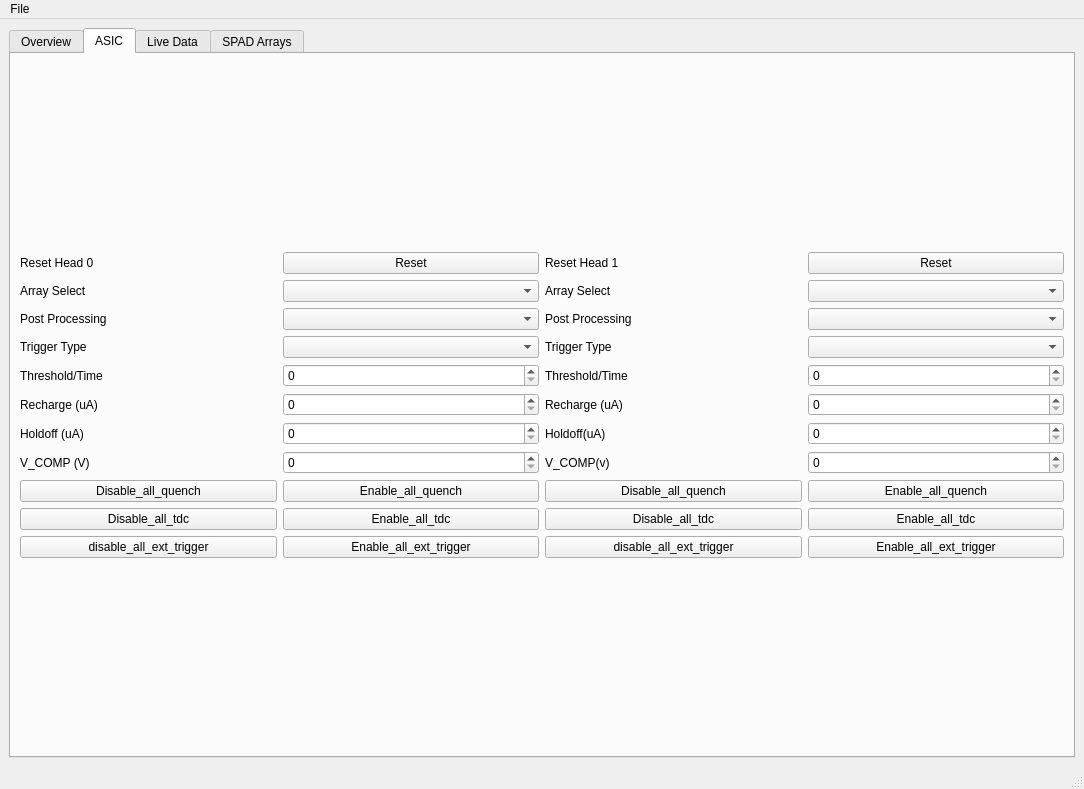
Before: the Qt Designer form GUI/MainWindow.ui in sgcarrier/cephei2, drawn with Qt 5.
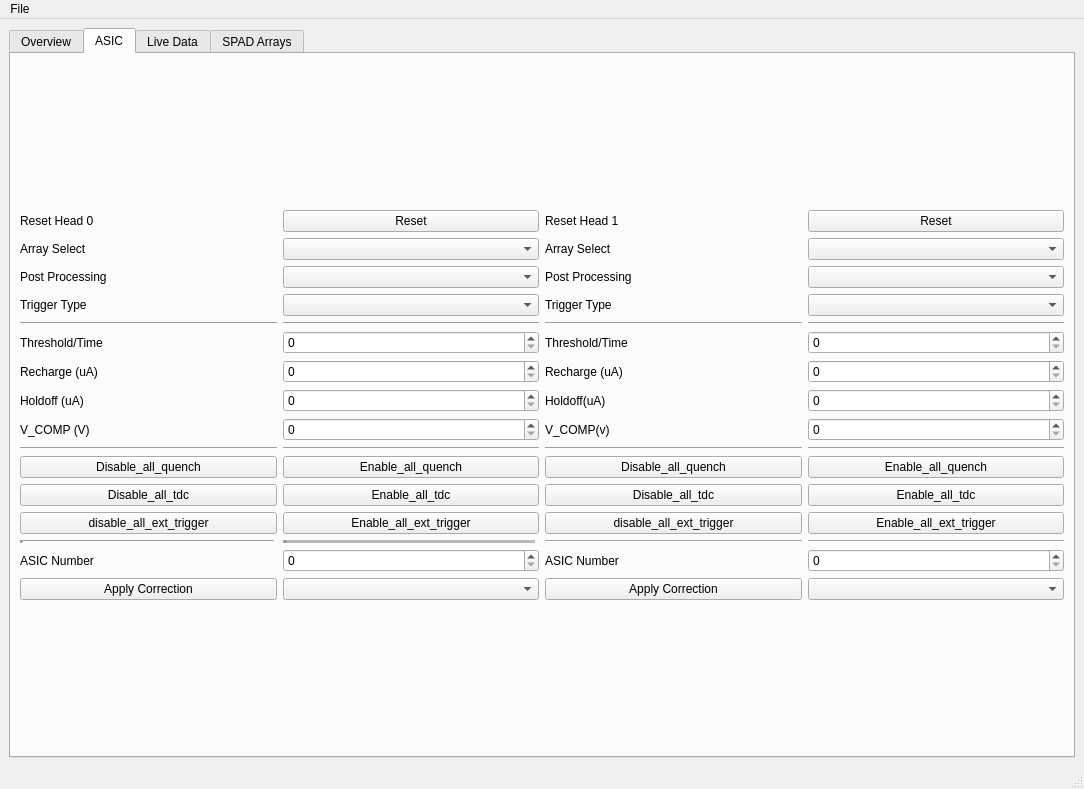
After: the same form once the commit is applied. Custom widgets are drawn as their Qt base class.

Commit message: Added Counter for global image

The edit to the form file:
```diff
--- a/GUI/MainWindow.ui
+++ b/GUI/MainWindow.ui
@@ -488,7 +488,10 @@
            <layout class="QGridLayout" name="gridLayout_13">
             <item row="0" column="0">
              <layout class="QGridLayout" name="gridLayout_11">
-              <item row="11" column="1">
+              <item row="16" column="1">
+               <widget class="QSpinBox" name="asic_number_h0_spinBox"/>
+              </item>
+              <item row="13" column="1">
                <widget class="QPushButton" name="enable_all_tdc_h0_pushButton">
                 <property name="text">
                  <string>Enable_all_tdc</string>
@@ -512,24 +515,24 @@
               <item row="2" column="1">
                <widget class="QComboBox" name="post_processing_select_h0_comboBox"/>
               </item>
-              <item row="10" column="1">
+              <item row="12" column="1">
                <widget class="QPushButton" name="enable_all_quench_h0_pushButton">
                 <property name="text">
                  <string>Enable_all_quench</string>
                 </property>
                </widget>
               </item>
-              <item row="6" column="1">
-               <widget class="QSpinBox" name="threshold_time_trigger_h0_spinBox">
-                <property name="maximum">
-                 <number>10000</number>
-                </property>
-               </widget>
-              </item>
               <item row="1" column="1">
                <widget class="QComboBox" name="array_select_h0_comboBox"/>
               </item>
-              <item row="12" column="0">
+              <item row="7" column="1">
+               <widget class="QSpinBox" name="threshold_time_trigger_h0_spinBox">
+                <property name="maximum">
+                 <number>10000</number>
+                </property>
+               </widget>
+              </item>
+              <item row="14" column="0">
                <widget class="QPushButton" name="disable_all_ext_trigger_h0_pushButton">
                 <property name="text">
                  <string>disable_all_ext_trigger</string>
@@ -539,14 +542,14 @@
               <item row="3" column="1">
                <widget class="QComboBox" name="trigger_type_h0_comboBox"/>
               </item>
-              <item row="10" column="0">
+              <item row="12" column="0">
                <widget class="QPushButton" name="disable_all_quench_h0_pushButton">
                 <property name="text">
                  <string>Disable_all_quench</string>
                 </property>
                </widget>
               </item>
-              <item row="12" column="1">
+              <item row="14" column="1">
                <widget class="QPushButton" name="enable_all_ext_trigger_h0_pushButton">
                 <property name="text">
                  <string>Enable_all_ext_trigger</string>
@@ -560,83 +563,154 @@
                 </property>
                </widget>
               </item>
-              <item row="7" column="0">
+              <item row="8" column="0">
                <widget class="QLabel" name="label_33">
                 <property name="text">
                  <string>Recharge (uA)</string>
                 </property>
                </widget>
               </item>
-              <item row="9" column="0">
+              <item row="10" column="0">
                <widget class="QLabel" name="label_35">
                 <property name="text">
                  <string>V_COMP (V)</string>
                 </property>
                </widget>
               </item>
-              <item row="11" column="0">
+              <item row="13" column="0">
                <widget class="QPushButton" name="disable_all_tdc_h0_pushButton">
                 <property name="text">
                  <string>Disable_all_tdc</string>
                 </property>
                </widget>
               </item>
-              <item row="1" column="0">
-               <widget class="QLabel" name="label_23">
-                <property name="text">
-                 <string>Array Select</string>
+              <item row="15" column="0">
+               <widget class="Line" name="line">
+                <property name="lineWidth">
+                 <number>4</number>
                 </property>
-               </widget>
-              </item>
-              <item row="2" column="0">
-               <widget class="QLabel" name="label_26">
-                <property name="text">
-                 <string>Post Processing</string>
+                <property name="orientation">
+                 <enum>Qt::Horizontal</enum>
                 </property>
                </widget>
               </item>
-              <item row="9" column="1">
+              <item row="10" column="1">
                <widget class="QSpinBox" name="v_comp_h0_spinBox"/>
               </item>
-              <item row="8" column="1">
+              <item row="1" column="0">
+               <widget class="QLabel" name="label_23">
+                <property name="text">
+                 <string>Array Select</string>
+                </property>
+               </widget>
+              </item>
+              <item row="9" column="1">
                <widget class="QSpinBox" name="holdoff_h0_spinBox"/>
               </item>
-              <item row="7" column="1">
+              <item row="2" column="0">
+               <widget class="QLabel" name="label_26">
+                <property name="text">
+                 <string>Post Processing</string>
+                </property>
+               </widget>
+              </item>
+              <item row="8" column="1">
                <widget class="QSpinBox" name="recharge_h0_spinBox"/>
               </item>
-              <item row="8" column="0">
+              <item row="9" column="0">
                <widget class="QLabel" name="label_34">
                 <property name="text">
                  <string>Holdoff (uA)</string>
                 </property>
                </widget>
               </item>
-              <item row="6" column="0">
+              <item row="7" column="0">
                <widget class="QLabel" name="label_29">
                 <property name="text">
                  <string>Threshold/Time</string>
                 </property>
                </widget>
               </item>
+              <item row="15" column="1">
+               <widget class="Line" name="line_2">
+                <property name="lineWidth">
+                 <number>4</number>
+                </property>
+                <property name="midLineWidth">
+                 <number>4</number>
+                </property>
+                <property name="orientation">
+                 <enum>Qt::Horizontal</enum>
+                </property>
+               </widget>
+              </item>
+              <item row="16" column="0">
+               <widget class="QLabel" name="label_41">
+                <property name="text">
+                 <string>ASIC Number</string>
+                </property>
+               </widget>
+              </item>
+              <item row="17" column="0">
+               <widget class="QPushButton" name="apply_correction_h0_pushButtion">
+                <property name="text">
+                 <string>Apply Correction</string>
+                </property>
+               </widget>
+              </item>
+              <item row="17" column="1">
+               <widget class="QComboBox" name="correction_type_h0_comboBox"/>
+              </item>
+              <item row="4" column="1">
+               <widget class="Line" name="line_4">
+                <property name="orientation">
+                 <enum>Qt::Horizontal</enum>
+                </property>
+               </widget>
+              </item>
+              <item row="4" column="0">
+               <widget class="Line" name="line_3">
+                <property name="orientation">
+                 <enum>Qt::Horizontal</enum>
+                </property>
+               </widget>
+              </item>
+              <item row="11" column="0">
+               <widget class="Line" name="line_5">
+                <property name="orientation">
+                 <enum>Qt::Horizontal</enum>
+                </property>
+               </widget>
+              </item>
+              <item row="11" column="1">
+               <widget class="Line" name="line_6">
+                <property name="orientation">
+                 <enum>Qt::Horizontal</enum>
+                </property>
+               </widget>
+              </item>
              </layout>
             </item>
             <item row="0" column="1">
              <layout class="QGridLayout" name="gridLayout_12">
-              <item row="9" column="1">
+              <item row="7" column="1">
+               <widget class="QSpinBox" name="holdoff_h1_spinBox"/>
+              </item>
+              <item row="11" column="1">
                <widget class="QPushButton" name="enable_all_tdc_h1_pushButton">
                 <property name="text">
                  <string>Enable_all_tdc</string>
                 </property>
                </widget>
               </item>
-              <item row="8" column="1">
+              <item row="10" column="1">
                <widget class="QPushButton" name="enable_all_quench_h1_pushButton">
                 <property name="text">
                  <string>Enable_all_quench</string>
                 </property>
                </widget>
               </item>
-              <item row="10" column="1">
+              <item row="12" column="1">
                <widget class="QPushButton" name="enable_all_ext_trigger_h1_pushButton">
                 <property name="text">
                  <string>Enable_all_ext_trigger</string>
@@ -653,23 +727,23 @@
                 </property>
                </widget>
               </item>
-              <item row="6" column="0">
+              <item row="2" column="1">
+               <widget class="QComboBox" name="post_processing_select_h1_comboBox"/>
+              </item>
+              <item row="7" column="0">
                <widget class="QLabel" name="label_37">
                 <property name="text">
                  <string>Holdoff(uA)</string>
                 </property>
                </widget>
               </item>
-              <item row="4" column="0">
+              <item row="5" column="0">
                <widget class="QLabel" name="label_30">
                 <property name="text">
                  <string>Threshold/Time</string>
                 </property>
                </widget>
               </item>
-              <item row="2" column="1">
-               <widget class="QComboBox" name="post_processing_select_h1_comboBox"/>
-              </item>
               <item row="0" column="0">
                <widget class="QLabel" name="label_32">
                 <property name="text">
@@ -684,6 +758,9 @@
                 </property>
                </widget>
               </item>
+              <item row="1" column="1">
+               <widget class="QComboBox" name="array_select_h1_comboBox"/>
+              </item>
               <item row="3" column="0">
                <widget class="QLabel" name="label_28">
                 <property name="text">
@@ -691,31 +768,28 @@
                 </property>
                </widget>
               </item>
-              <item row="4" column="1">
+              <item row="5" column="1">
                <widget class="QSpinBox" name="threshold_time_trigger_h1_spinBox">
                 <property name="maximum">
                  <number>10000</number>
                 </property>
                </widget>
               </item>
-              <item row="1" column="1">
-               <widget class="QComboBox" name="array_select_h1_comboBox"/>
-              </item>
-              <item row="9" column="0">
+              <item row="11" column="0">
                <widget class="QPushButton" name="disable_all_tdc_h1_pushButton">
                 <property name="text">
                  <string>Disable_all_tdc</string>
                 </property>
                </widget>
               </item>
-              <item row="8" column="0">
+              <item row="10" column="0">
                <widget class="QPushButton" name="disable_all_quench_h1_pushButton">
                 <property name="text">
                  <string>Disable_all_quench</string>
                 </property>
                </widget>
               </item>
-              <item row="10" column="0">
+              <item row="12" column="0">
                <widget class="QPushButton" name="disable_all_ext_trigger_h1_pushButton">
                 <property name="text">
                  <string>disable_all_ext_trigger</string>
@@ -729,29 +803,88 @@
                 </property>
                </widget>
               </item>
-              <item row="5" column="0">
+              <item row="6" column="1">
+               <widget class="QSpinBox" name="recharge_h1_spinBox"/>
+              </item>
+              <item row="6" column="0">
                <widget class="QLabel" name="label_36">
                 <property name="text">
                  <string>Recharge (uA)</string>
                 </property>
                </widget>
               </item>
-              <item row="7" column="0">
+              <item row="8" column="0">
                <widget class="QLabel" name="label_38">
                 <property name="text">
                  <string>V_COMP(v)</string>
                 </property>
                </widget>
               </item>
-              <item row="5" column="1">
-               <widget class="QSpinBox" name="recharge_h1_spinBox"/>
-              </item>
-              <item row="6" column="1">
-               <widget class="QSpinBox" name="holdoff_h1_spinBox"/>
-              </item>
-              <item row="7" column="1">
+              <item row="8" column="1">
                <widget class="QSpinBox" name="v_comp_h1_spinBox"/>
               </item>
+              <item row="14" column="1">
+               <widget class="QSpinBox" name="asic_number_h1_spinBox"/>
+              </item>
+              <item row="14" column="0">
+               <widget class="QLabel" name="label_42">
+                <property name="text">
+                 <string>ASIC Number</string>
+                </property>
+               </widget>
+              </item>
+              <item row="15" column="0">
+               <widget class="QPushButton" name="apply_correction_h1_pushButton">
+                <property name="text">
+                 <string>Apply Correction</string>
+                </property>
+               </widget>
+              </item>
+              <item row="15" column="1">
+               <widget class="QComboBox" name="correction_type_h1_comboBox"/>
+              </item>
+              <item row="13" column="0">
+               <widget class="Line" name="line_9">
+                <property name="orientation">
+                 <enum>Qt::Horizontal</enum>
+                </property>
+               </widget>
+              </item>
+              <item row="9" column="1">
+               <widget class="Line" name="line_8">
+                <property name="orientation">
+                 <enum>Qt::Horizontal</enum>
+                </property>
+               </widget>
+              </item>
+              <item row="13" column="1">
+               <widget class="Line" name="line_10">
+                <property name="orientation">
+                 <enum>Qt::Horizontal</enum>
+                </property>
+               </widget>
+              </item>
+              <item row="9" column="0">
+               <widget class="Line" name="line_7">
+                <property name="orientation">
+                 <enum>Qt::Horizontal</enum>
+                </property>
+               </widget>
+              </item>
+              <item row="4" column="0">
+               <widget class="Line" name="line_11">
+                <property name="orientation">
+                 <enum>Qt::Horizontal</enum>
+                </property>
+               </widget>
+              </item>
+              <item row="4" column="1">
+               <widget class="Line" name="line_12">
+                <property name="orientation">
+                 <enum>Qt::Horizontal</enum>
+                </property>
+               </widget>
+              </item>
              </layout>
             </item>
            </layout>
@@ -900,43 +1033,74 @@
        <attribute name="title">
         <string>SPAD Arrays</string>
        </attribute>
-       <layout class="QGridLayout" name="gridLayout_4">
-        <item row="0" column="0">
-         <layout class="QHBoxLayout" name="horizontalLayout_2">
-          <property name="sizeConstraint">
-           <enum>QLayout::SetMaximumSize</enum>
-          </property>
-          <item>
-           <layout class="QVBoxLayout" name="verticalLayout_8">
-            <item>
-             <widget class="QLabel" name="head_0_label">
-              <property name="text">
-               <string>HEAD 0 Image</string>
-              </property>
-             </widget>
-            </item>
-            <item>
-             <widget class="ImageView" name="head_0_heatmap" native="true"/>
-            </item>
-           </layout>
-          </item>
-          <item>
-           <layout class="QVBoxLayout" name="verticalLayout_7">
-            <item>
-             <widget class="QLabel" name="head_1_label">
-              <property name="text">
-               <string>HEAD 1 Image</string>
-              </property>
-             </widget>
-            </item>
-            <item>
-             <widget class="ImageView" name="head_1_heatmap" native="true"/>
-            </item>
-           </layout>
-          </item>
-         </layout>
-        </item>
-       </layout>
+       <widget class="QWidget" name="">
+        <property name="geometry">
+         <rect>
+          <x>8</x>
+          <y>8</y>
+          <width>1051</width>
+          <height>671</height>
+         </rect>
+        </property>
+        <layout class="QGridLayout" name="gridLayout_4">
+         <item row="0" column="0">
+          <layout class="QVBoxLayout" name="verticalLayout_8">
+           <item>
+            <widget class="QLabel" name="head_0_label">
+             <property name="text">
+              <string>HEAD 0 Image</string>
+             </property>
+            </widget>
+           </item>
+           <item>
+            <layout class="QHBoxLayout" name="horizontalLayout_2">
+             <item>
+              <widget class="QLabel" name="label_39">
+               <property name="text">
+                <string>Total Counts</string>
+               </property>
+              </widget>
+             </item>
+             <item>
+              <widget class="QLCDNumber" name="totalCount_H0"/>
+             </item>
+            </layout>
+           </item>
+           <item>
+            <widget class="ImageView" name="head_0_heatmap" native="true"/>
+           </item>
+          </layout>
+         </item>
+         <item row="0" column="1">
+          <layout class="QVBoxLayout" name="verticalLayout_7">
+           <item>
+            <widget class="QLabel" name="head_1_label">
+             <property name="text">
+              <string>HEAD 1 Image</string>
+             </property>
+            </widget>
+           </item>
+           <item>
+            <layout class="QHBoxLayout" name="horizontalLayout_4">
+             <item>
+              <widget class="QLabel" name="label_40">
+               <property name="text">
+                <string>Total Counts</string>
+               </property>
+              </widget>
+             </item>
+             <item>
+              <widget class="QLCDNumber" name="totalCount_H1"/>
+             </item>
+            </layout>
+           </item>
+           <item>
+            <widget class="ImageView" name="head_1_heatmap" native="true"/>
+           </item>
+          </layout>
+         </item>
+        </layout>
+       </widget>
       </widget>
      </widget>
     </item>
```
The commit also changes 1 other file.
